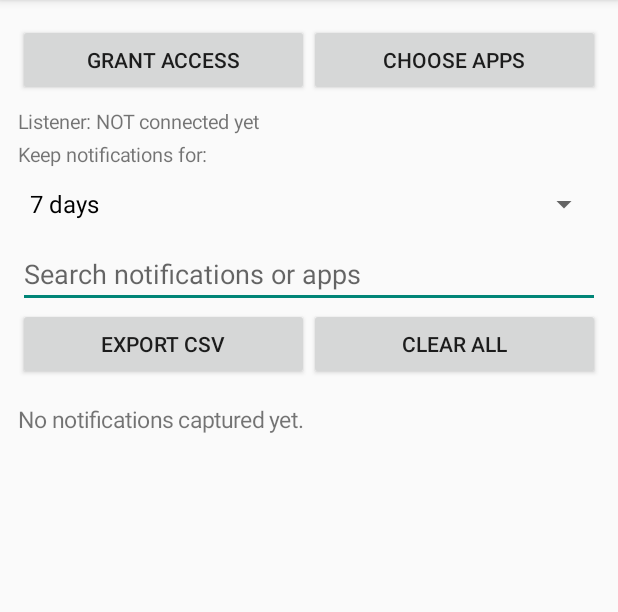
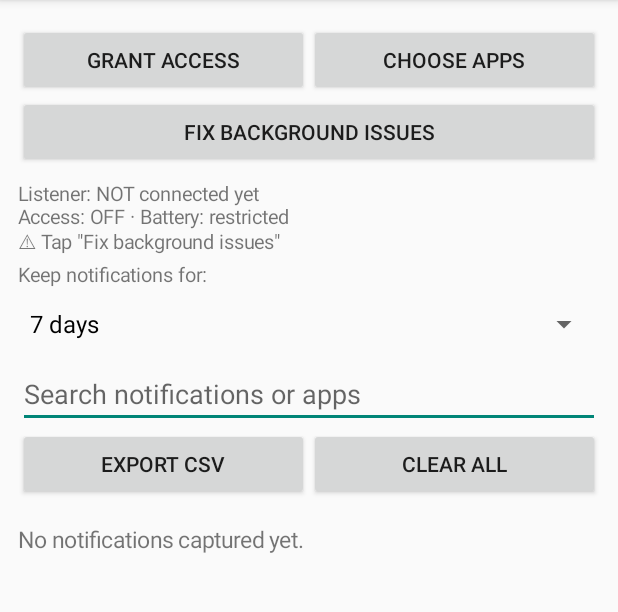
Before and after one commit to Preyds/notification-saver, an Android app: the screen it shows after launch (MainActivity), on a phone screen of 412 x 824 dp, the part 84-696 px from its top. Run offline under Robolectric (Android 15) with nearby library versions, the phone set to English and light mode, and no system bars.

Commit message:
Add button to fix background issues in MainActivity

```diff
--- a/app/src/main/java/com/example/notificationsaver/MainActivity.kt
+++ b/app/src/main/java/com/example/notificationsaver/MainActivity.kt
@@ -156,6 +156,11 @@ class MainActivity : Activity() {
         }
 
         root.addView(topRow)
+        val fixBtn = Button(this).apply {
+            text = "Fix background issues"
+            setOnClickListener { Reliability.showFixDialog(this@MainActivity) }
+        }
+        root.addView(fixBtn)
         root.addView(status)
         root.addView(label)
         root.addView(spinner)
@@ -181,8 +186,9 @@ class MainActivity : Activity() {
         Retention.cleanup(this)
         val full = SimpleDateFormat("dd MMM HH:mm:ss", Locale.getDefault())
         val t = getSharedPreferences("status", MODE_PRIVATE).getLong("connected", 0L)
-        status.text = if (t == 0L) "Listener: NOT connected yet"
+        val conn = if (t == 0L) "Listener: NOT connected yet"
         else "Listener connected: ${full.format(Date(t))}"
+        status.text = conn + "\n" + Reliability.summary(this)
 
         allItems = NotificationDb(this).allRows()
         applyFilter()
```
